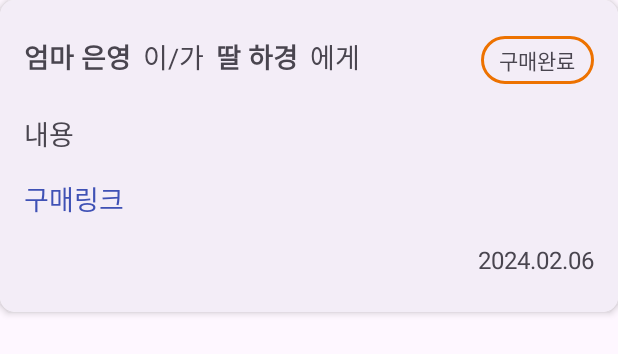
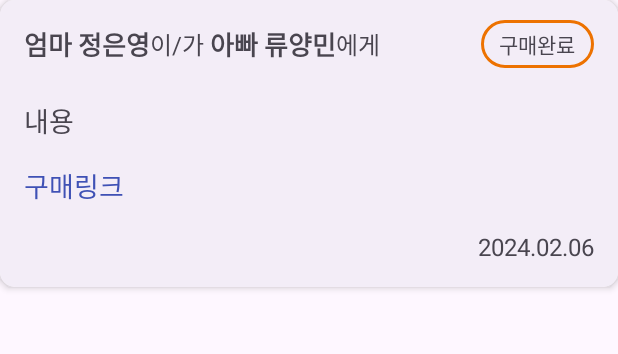
Before and after one commit to ryuhah/help_housework, an Android app: the layout buyme_item.xml on its own in the app's theme, with its tools: preview values and no code run, on a phone screen of 412 x 824 dp. Shown: the top 354 px of the screen. Run offline under Robolectric (Android 15) with nearby library versions, the phone set to English and light mode, and no system bars.

Commit message:
체크박스 기능해제 & 사주세요 리사이클러뷰 아이템 추가기능

```diff
--- a/app/src/main/res/layout/buyme_item.xml
+++ b/app/src/main/res/layout/buyme_item.xml
@@ -27,7 +27,6 @@
                 android:id="@+id/tv_purchaseStatus_b"
                 android:layout_width="75dp"
                 android:layout_height="wrap_content"
-                android:layout_marginTop="24dp"
                 android:layout_marginEnd="16dp"
                 android:background="@drawable/tv_purchase_y"
                 android:gravity="center"
@@ -36,17 +35,18 @@
                 android:paddingRight="10dp"
                 android:paddingBottom="5dp"
                 android:text="구매완료"
+                app:layout_constraintBottom_toBottomOf="@+id/textView11"
                 app:layout_constraintEnd_toEndOf="parent"
-                app:layout_constraintTop_toTopOf="parent" />
+                app:layout_constraintTop_toTopOf="@+id/textView11" />
 
             <TextView
                 android:id="@+id/tv_fromUser"
                 android:layout_width="wrap_content"
                 android:layout_height="wrap_content"
                 android:layout_marginStart="16dp"
-                android:layout_marginTop="24dp"
-                android:text="엄마 은영"
-                android:textSize="18sp"
+                android:layout_marginTop="16dp"
+                android:text="엄마 정은영"
+                android:textSize="17sp"
                 android:textStyle="bold"
                 app:layout_constraintStart_toStartOf="parent"
                 app:layout_constraintTop_toTopOf="parent" />
@@ -55,9 +55,9 @@
                 android:id="@+id/textView9"
                 android:layout_width="wrap_content"
                 android:layout_height="wrap_content"
-                android:layout_marginStart="8dp"
                 android:text="이/가"
-                android:textSize="18sp"
+                android:textSize="16sp"
+                app:layout_constraintBottom_toBottomOf="@+id/tv_fromUser"
                 app:layout_constraintStart_toEndOf="@+id/tv_fromUser"
                 app:layout_constraintTop_toTopOf="@+id/tv_fromUser" />
 
@@ -65,10 +65,11 @@
                 android:id="@+id/tv_toUser"
                 android:layout_width="wrap_content"
                 android:layout_height="wrap_content"
-                android:layout_marginStart="8dp"
-                android:text="딸 하경"
-                android:textSize="18sp"
+                android:layout_marginStart="4dp"
+                android:text="아빠 류양민"
+                android:textSize="17sp"
                 android:textStyle="bold"
+                app:layout_constraintBottom_toBottomOf="@+id/textView9"
                 app:layout_constraintStart_toEndOf="@+id/textView9"
                 app:layout_constraintTop_toTopOf="@+id/textView9" />
 
@@ -76,9 +77,9 @@
                 android:id="@+id/textView11"
                 android:layout_width="wrap_content"
                 android:layout_height="wrap_content"
-                android:layout_marginStart="8dp"
                 android:text="에게"
-                android:textSize="18sp"
+                android:textSize="16sp"
+                app:layout_constraintBottom_toBottomOf="@+id/tv_toUser"
                 app:layout_constraintStart_toEndOf="@+id/tv_toUser"
                 app:layout_constraintTop_toTopOf="@+id/tv_toUser" />
 
@@ -110,7 +111,7 @@
                 android:layout_width="wrap_content"
                 android:layout_height="wrap_content"
                 android:layout_marginTop="16dp"
-                android:layout_marginBottom="24dp"
+                android:layout_marginBottom="16dp"
                 android:text="2024.02.06"
                 android:textSize="16sp"
                 app:layout_constraintBottom_toBottomOf="parent"
```
Also changed, not shown: app/src/main/AndroidManifest.xml (+5 -4 lines), app/src/main/java/com/example/help_housework/AddBuymeActivity.kt (+26 -0 lines), app/src/main/java/com/example/help_housework/BuymeAdapter.kt (+8 -30 lines), app/src/main/java/com/example/help_housework/BuymeFragment.kt (+31 -17 lines).
